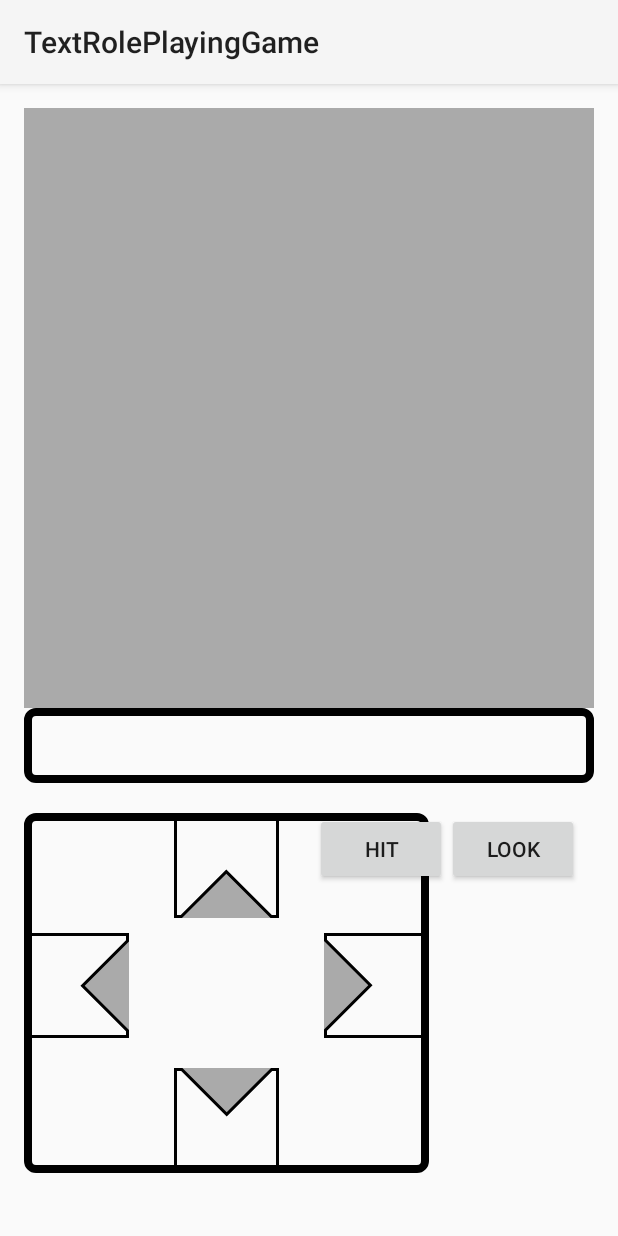
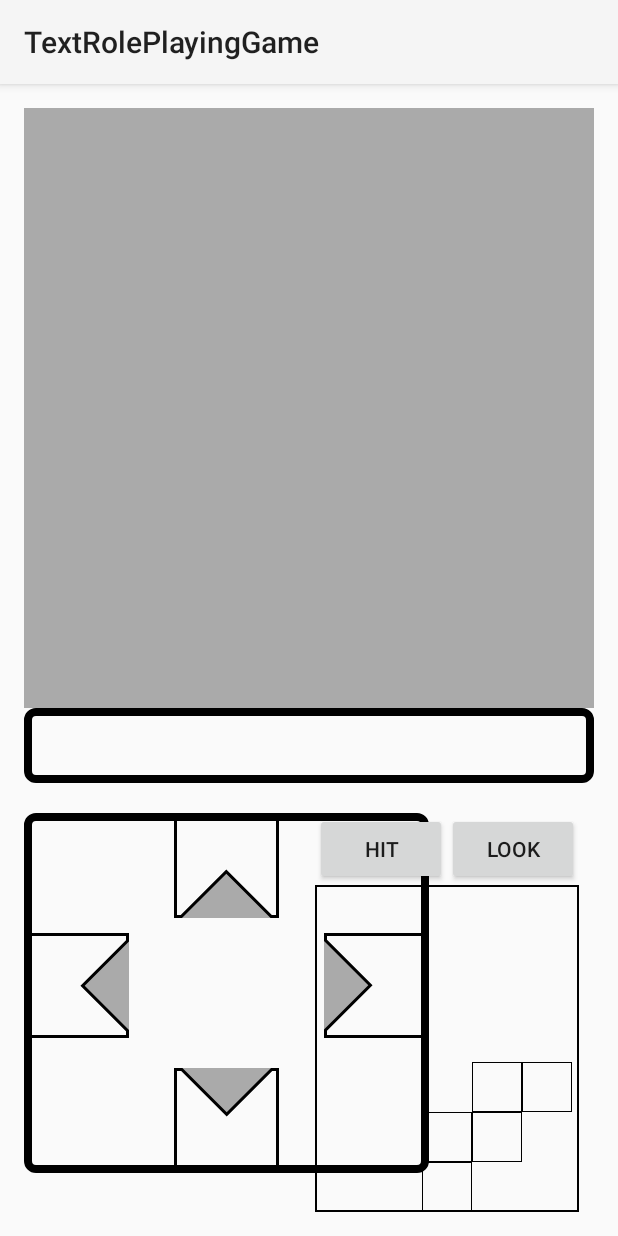
Before and after one commit to codingAlchemist/AndroidTextRolePlayingGame, an Android app: the layout activity_start_game.xml on its own in the app's theme, with its tools: preview values and no code run, on a phone screen of 412 x 824 dp. Run offline under Robolectric (Android 15) with nearby library versions, the phone set to English and light mode, and no system bars.

Commit message:
added mini-map

```diff
--- a/app/src/main/java/models/Actions.java
+++ b/app/src/main/java/models/Actions.java
@@ -38,6 +38,7 @@ public class Actions {
         stringBuilder = stringBuilder.append(thing);
         String target = stringBuilder.substring(6,stringBuilder.length());
         for (Item item : items){
+            Log.d("TAG", "item names are "+item.getItemName());
             if (target.equalsIgnoreCase(item.getItemName())){
                 Log.d("TAG","Desc is "+item.getItemDesc());
                 return item.getItemDesc();
--- /dev/null
+++ b/app/src/main/java/views/MapTileView.java
@@ -0,0 +1,50 @@
+package views;
+
+import android.content.Context;
+import android.graphics.Bitmap;
+import android.graphics.BitmapFactory;
+import android.graphics.Canvas;
+import android.graphics.Color;
+import android.graphics.Paint;
+import android.graphics.RectF;
+import android.util.AttributeSet;
+import android.view.View;
+
+import com.example.m1027519.textroleplayinggame.R;
+
+
+/**
+ * TODO: document your custom view class.
+ */
+public class MapTileView extends View {
+    private Context mContext;
+    private Bitmap tile;
+    public MapTileView(Context context) {
+        super(context);
+        mContext = context;
+        tile = BitmapFactory.decodeResource(mContext.getResources(),R.drawable.minimap_container_bkgrnd);
+    }
+
+    public MapTileView(Context context, AttributeSet attrs) {
+        super(context, attrs);
+    }
+
+    public MapTileView(Context context, AttributeSet attrs, int defStyle) {
+        super(context, attrs, defStyle);
+    }
+
+
+
+
+    @Override
+    protected void onDraw(Canvas canvas) {
+        super.onDraw(canvas);
+        Paint paint = new Paint(Paint.ANTI_ALIAS_FLAG);
+        paint.setStyle(Paint.Style.STROKE);
+        paint.setColor(Color.BLACK);
+        paint.setStrokeWidth(2);
+        canvas.drawRect(new RectF(0,0,50,50),paint);
+    }
+
+
+}
--- /dev/null
+++ b/app/src/main/res/drawable/minimap_container_bkgrnd.xml
@@ -0,0 +1,9 @@
+<?xml version="1.0" encoding="utf-8"?>
+<shape xmlns:android="http://schemas.android.com/apk/res/android"
+    android:shape="rectangle">
+    <stroke android:color="#000000"
+        android:width="1dp"/>
+    <size
+        android:height="50dp"
+        android:width="50dp"/>
+</shape>
--- a/app/src/main/res/layout/activity_start_game.xml
+++ b/app/src/main/res/layout/activity_start_game.xml
@@ -85,7 +85,15 @@
                 android:layout_height="wrap_content"
                 android:text="@string/look_button_label"/>
         </TableRow>
-
+        <include layout="@layout/mini_map"
+            android:id="@+id/mini_map"
+            android:layout_width="wrap_content"
+            android:layout_height="wrap_content"
+            android:layout_below="@id/action_button_table"/>
     </TableLayout>
 
+
+
+
+
 </RelativeLayout>
--- /dev/null
+++ b/app/src/main/res/layout/mini_map.xml
@@ -0,0 +1,36 @@
+<?xml version="1.0" encoding="utf-8"?>
+<RelativeLayout xmlns:android="http://schemas.android.com/apk/res/android"
+    android:layout_width="200dp"
+    android:layout_height="200dp"
+    android:background="@drawable/minimap_container_bkgrnd">
+    <views.MapTileView
+        android:id="@+id/entrance_tile"
+        android:layout_centerHorizontal="true"
+        android:layout_alignParentBottom="true"
+        android:layout_width="50px"
+        android:layout_height="50px" />
+    <views.MapTileView
+        android:id="@+id/hallway_tile"
+        android:layout_above="@+id/entrance_tile"
+        android:layout_centerHorizontal="true"
+        android:layout_width="50px"
+        android:layout_height="50px" />
+    <views.MapTileView
+        android:id="@+id/kitchen_tile"
+        android:layout_toRightOf="@+id/hallway_tile"
+        android:layout_alignBottom="@id/hallway_tile"
+        android:layout_width="50px"
+        android:layout_height="50px" />
+    <views.MapTileView
+        android:id="@+id/diningroom_tile"
+        android:layout_toRightOf="@+id/hallway_tile"
+        android:layout_above="@id/hallway_tile"
+        android:layout_width="50px"
+        android:layout_height="50px" />
+    <views.MapTileView
+        android:id="@+id/livingroom_tile"
+        android:layout_toRightOf="@+id/diningroom_tile"
+        android:layout_above="@id/hallway_tile"
+        android:layout_width="50px"
+        android:layout_height="50px" />
+</RelativeLayout>
```
Also changed, not shown: app/src/main/assets/items.json (+11 -1 lines), app/src/main/java/com/example/m1027519/textroleplayinggame/StartGame.java (+54 -7 lines), app/src/main/res/values/attrs_log_view.xml (deleted, +0 -8 lines).
